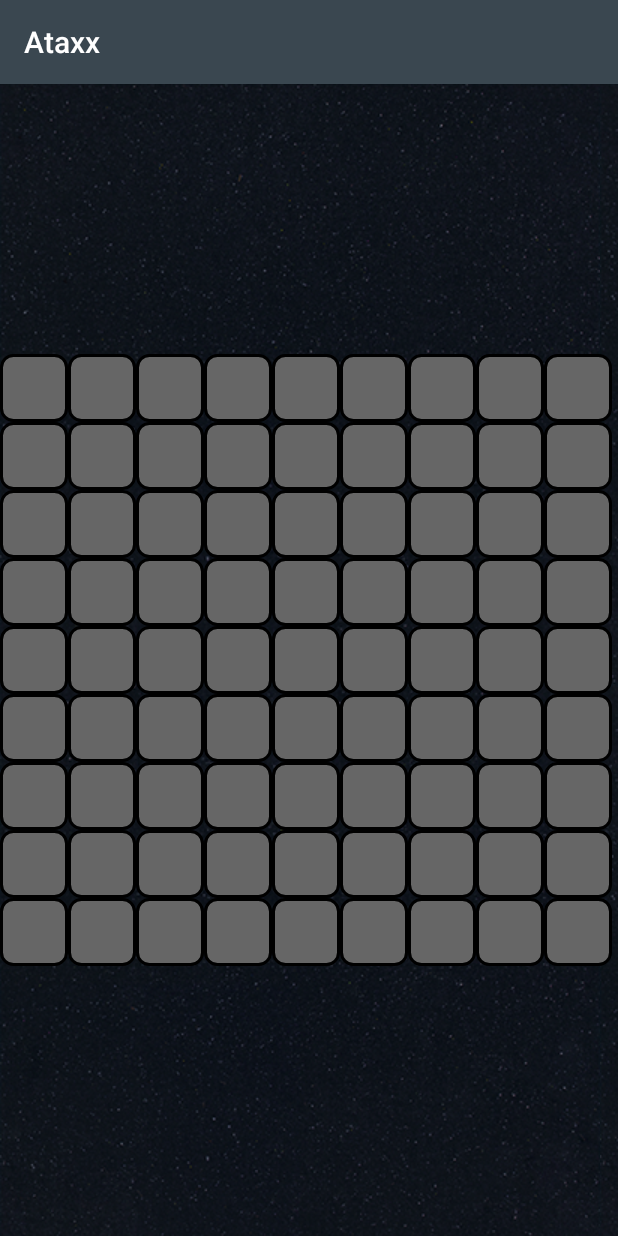
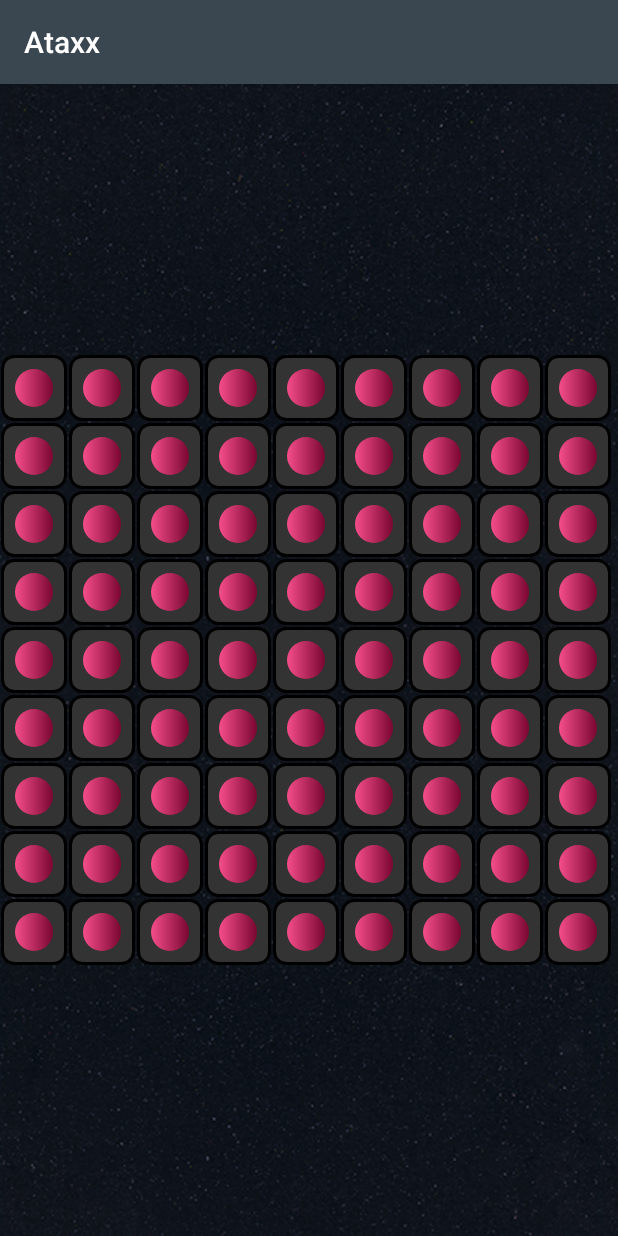
Before and after one commit to The224/Infectious_Mobile, an Android app: the screen it shows after launch (GridActivity), after a tap on "OPEN GRID", on a phone screen of 412 x 824 dp. Run offline under Robolectric (Android 15) with nearby library versions, the light colour scheme and no system bars.

Commit message:
Setting Global Interface + Click on grid

```diff
--- /dev/null
+++ b/app/src/main/java/com/m224/ataxx/Grid.java
@@ -0,0 +1,33 @@
+package com.m224.ataxx;
+
+import android.content.Context;
+
+/**
+ * Created by 224 on 2017-10-20.
+ */
+
+public class Grid {
+
+    private Tile[] tiles;
+
+
+    public static Tile[] getConfig1(Context context) {
+        Tile[] tiles = new Tile[IGlobalVariable.MAX_TILE];
+
+        for (int i = 0; i < tiles.length; i++)
+            tiles[i] = new Tile(context, IGlobalVariable.STATE.EMPTY);
+
+        tiles[0].setState(IGlobalVariable.STATE.PLAYER1);
+        tiles[8].setState(IGlobalVariable.STATE.PLAYER2);
+        tiles[72].setState(IGlobalVariable.STATE.PLAYER1);
+        tiles[80].setState(IGlobalVariable.STATE.PLAYER2);
+
+        return tiles;
+    }
+
+
+
+
+
+
+}
--- a/app/src/main/java/com/m224/ataxx/GridActivity.java
+++ b/app/src/main/java/com/m224/ataxx/GridActivity.java
@@ -9,18 +9,26 @@ import android.widget.Toast;
 
 public class GridActivity extends AppCompatActivity {
 
+    private Tile[] tiles;
+
     @Override
     protected void onCreate(Bundle savedInstanceState) {
         super.onCreate(savedInstanceState);
         setContentView(R.layout.activity_grid);
 
+        tiles = Grid.getConfig1(this);
+
+
 
         GridView gridview = (GridView) findViewById(R.id.grid_view);
-        gridview.setAdapter(new GridImageAdapter(this));
+        gridview.setAdapter(new GridTileAdapter(this, tiles));
 
         gridview.setOnItemClickListener(new AdapterView.OnItemClickListener() {
             public void onItemClick(AdapterView<?> parent, View v,
                                     int position, long id) {
+
+                ((Tile)v).setState(IGlobalVariable.STATE.BLOCK);
+
                 Toast.makeText(GridActivity.this, "" + position,
                         Toast.LENGTH_SHORT).show();
             }
--- a/app/src/main/java/com/m224/ataxx/GridImageAdapter.java
+++ b/app/src/main/java/com/m224/ataxx/GridTileAdapter.java
@@ -9,16 +9,18 @@ import android.widget.BaseAdapter;
  * Created by 224 on 2017-10-20.
  */
 
-public class GridImageAdapter extends BaseAdapter {
+public class GridTileAdapter extends BaseAdapter {
     private Context context;
+    private Tile[] tiles;
 
-    public GridImageAdapter(Context c) {
-        context = c;
+    public GridTileAdapter(Context context, Tile[] tiles) {
+        this.context = context;
+        this.tiles = tiles;
     }
 
     @Override
     public int getCount() {
-        return 81;
+        return tiles.length;
     }
 
     @Override
@@ -35,12 +37,11 @@ public class GridImageAdapter extends BaseAdapter {
     public View getView(int position, View view, ViewGroup viewGroup) {
         Tile imageView;
         if (view == null) { // Eco-Responsable
-            imageView = new Tile(context);
+            imageView = new Tile(context, IGlobalVariable.STATE.PLAYER2);
         } else {
             imageView = (Tile) view;
         }
 
-        imageView.setImageResource(R.drawable.tile_block);
         return imageView;
     }
 }
--- /dev/null
+++ b/app/src/main/java/com/m224/ataxx/IGlobalVariable.java
@@ -0,0 +1,11 @@
+package com.m224.ataxx;
+
+/**
+ * Created by 224 on 2017-10-20.
+ */
+
+public interface IGlobalVariable {
+    enum STATE {EMPTY, BLOCK, PLAYER1, PLAYER2}
+    int MAX_TILE = 81;
+
+}
--- a/app/src/main/java/com/m224/ataxx/Tile.java
+++ b/app/src/main/java/com/m224/ataxx/Tile.java
@@ -1,7 +1,6 @@
 package com.m224.ataxx;
 
 import android.content.Context;
-import android.util.AttributeSet;
 import android.widget.ImageView;
 
 /**
@@ -10,19 +9,31 @@ import android.widget.ImageView;
 
 public class Tile extends ImageView {
 
-    private int state;
+    private IGlobalVariable.STATE state;
 
-    public Tile(Context context) {
-        super(context);
+    public void setState(IGlobalVariable.STATE state) {
+        this.state = state;
+        changeImageResource();
     }
 
-    public Tile(Context context, AttributeSet attrs) {
-        super(context, attrs);
+    public Tile(Context context, IGlobalVariable.STATE state) {
+        super(context);
+        this.state = state;
+        changeImageResource();
     }
 
-    public Tile(Context context, AttributeSet attrs, int defStyle) {
-        super(context, attrs, defStyle);
+    private void changeImageResource() {
+        if (state == IGlobalVariable.STATE.EMPTY) {
+            this.setImageResource(R.drawable.tile_empty);
+        } else if (state == IGlobalVariable.STATE.PLAYER1) {
+            this.setImageResource(R.drawable.tile_player1);
+        } else if (state == IGlobalVariable.STATE.PLAYER2) {
+            this.setImageResource(R.drawable.tile_player2);
+        } else {
+            this.setImageResource(R.drawable.tile_block);
+        }
     }
+
 
     @Override
     public void onMeasure(int widthMeasureSpec, int heightMeasureSpec) {
--- a/app/src/main/res/drawable/tile_block.xml
+++ b/app/src/main/res/drawable/tile_block.xml
@@ -1,6 +1,6 @@
 <?xml version="1.0" encoding="utf-8"?>
 <shape xmlns:android="http://schemas.android.com/apk/res/android" android:shape="rectangle">
-    <solid android:color="#666"/>
+    <solid android:color="#111"/>
     <corners android:radius="12px"/>
     <stroke  android:width="2dip" android:color="#000000"/>
 </shape>
--- a/app/src/main/res/drawable/tile_empty.xml
+++ b/app/src/main/res/drawable/tile_empty.xml
@@ -1,6 +1,6 @@
 <?xml version="1.0" encoding="utf-8"?>
 <shape xmlns:android="http://schemas.android.com/apk/res/android" android:shape="rectangle">
-    <solid android:color="#fff"/>
+    <solid android:color="#333"/>
     <corners android:radius="12px"/>
     <stroke  android:width="2dip" android:color="#000000"/>
 </shape>
--- /dev/null
+++ b/app/src/main/res/drawable/tile_player1.xml
@@ -0,0 +1,22 @@
+<?xml version="1.0" encoding="utf-8"?>
+<layer-list xmlns:android="http://schemas.android.com/apk/res/android">
+    <item android:top="1dp" android:left="1dp" android:right="1dp" android:bottom="1dp">
+        <shape xmlns:android="http://schemas.android.com/apk/res/android" android:shape="rectangle">
+            <solid android:color="#333"/>
+            <corners android:radius="12px"/>
+            <stroke  android:width="2dip" android:color="#000000"/>
+
+        </shape>
+    </item>
+    <item android:left="10dp"
+        android:right="10dp"
+        android:top="10dp"
+        android:bottom="10dp">
+        <shape android:shape="oval">
+            <gradient
+                android:startColor="@color/player1Dark"
+                android:endColor="@color/player1"
+                android:angle="45"/>
+        </shape>
+    </item>
+</layer-list>
--- /dev/null
+++ b/app/src/main/res/drawable/tile_player2.xml
@@ -0,0 +1,22 @@
+<?xml version="1.0" encoding="utf-8"?>
+<layer-list xmlns:android="http://schemas.android.com/apk/res/android">
+    <item android:top="1dp" android:left="1dp" android:right="1dp" android:bottom="1dp">
+        <shape xmlns:android="http://schemas.android.com/apk/res/android" android:shape="rectangle">
+            <solid android:color="#333"/>
+            <corners android:radius="12px"/>
+            <stroke  android:width="2dip" android:color="#000000"/>
+
+        </shape>
+    </item>
+    <item android:left="10dp"
+        android:right="10dp"
+        android:top="10dp"
+        android:bottom="10dp">
+        <shape android:shape="oval">
+            <gradient
+                android:startColor="@color/player2Dark"
+                android:endColor="@color/player2"
+                android:angle="180"/>
+        </shape>
+    </item>
+</layer-list>
--- a/app/src/main/res/values/colors.xml
+++ b/app/src/main/res/values/colors.xml
@@ -5,8 +5,9 @@
     <color name="colorAccent">#A0E418</color>
 
     <color name="player1">#F6C90E</color>
+    <color name="player1Dark">#7b6304</color>
     <color name="player2">#F64E8B</color>
-
+    <color name="player2Dark">#790630</color>
 
 
 
```
